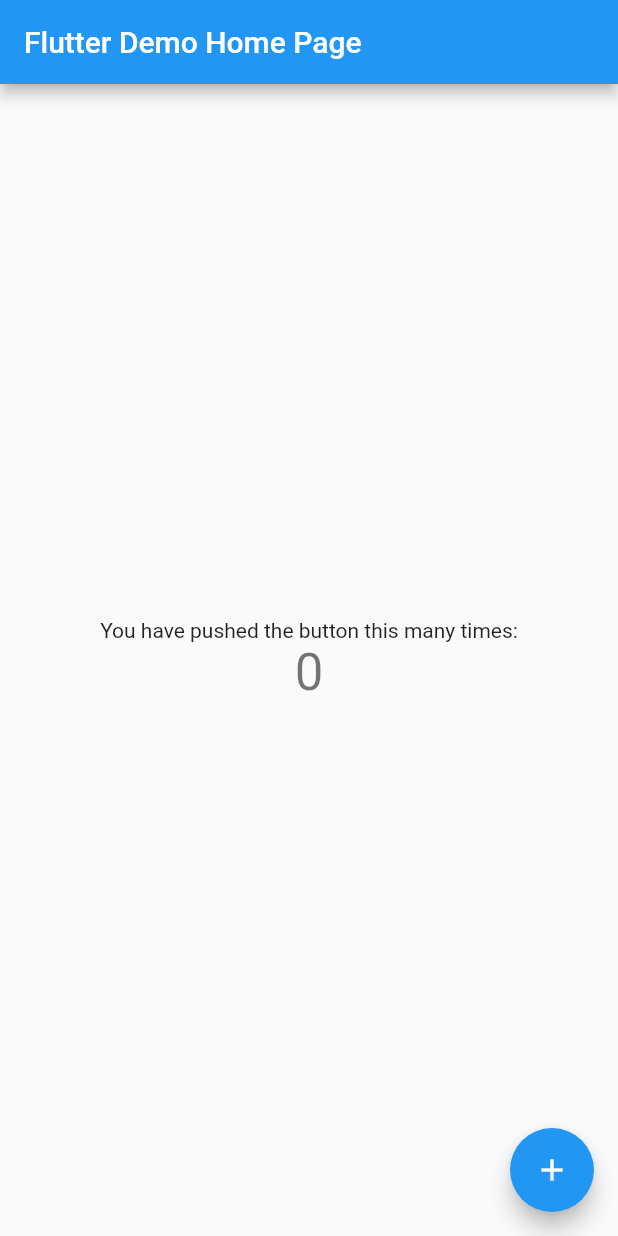
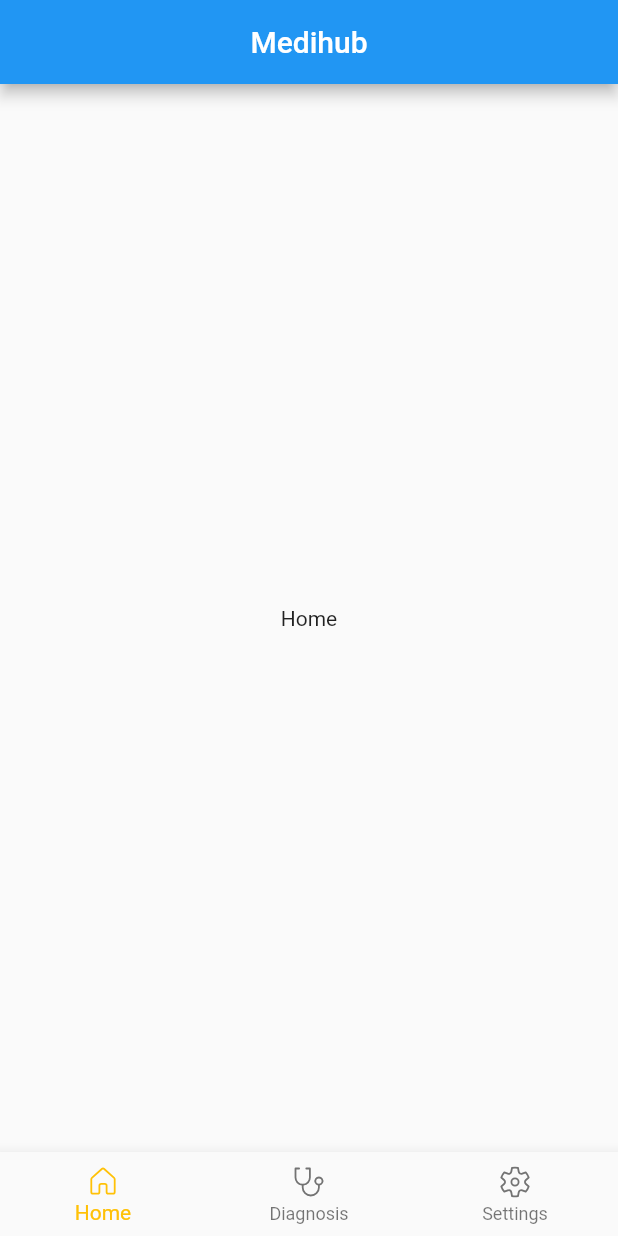
Before and after one commit to ngbede/medihub, a Flutter app: the screen it shows after launch, on a phone screen of 412 x 824 dp. Run offline on Flutter 3.47's test engine with Material 2 defaults, Android fonts, the phone set to English and light mode, and no system bars; our stand-ins replace fluentui_system_icons.

```diff
--- /dev/null
+++ b/lib/layout.dart
@@ -0,0 +1,55 @@
+import 'package:flutter/material.dart';
+import 'package:fluentui_system_icons/fluentui_system_icons.dart';
+import 'package:medihub/screens/home.dart';
+import 'package:medihub/screens/settings.dart';
+import 'package:medihub/screens/diagnosis.dart';
+
+class Layout extends StatefulWidget {
+  @override
+  _LayoutState createState() => _LayoutState();
+}
+
+class _LayoutState extends State<Layout> {
+  int _selectedScreen = 0;
+  List<Widget> _screens = [
+    Home(),
+    Diagnosis(),
+    Settings(),
+  ];
+
+  void onTapChangeScreen(int index) {
+    setState(
+      () {
+        _selectedScreen = index;
+      },
+    );
+  }
+
+  @override
+  Widget build(BuildContext context) {
+    return SafeArea(
+      child: Scaffold(
+        body: _screens.elementAt(_selectedScreen),
+        bottomNavigationBar: BottomNavigationBar(
+          items: <BottomNavigationBarItem>[
+            BottomNavigationBarItem(
+              icon: Icon(FluentIcons.home_20_regular),
+              label: "Home",
+            ),
+            BottomNavigationBarItem(
+              icon: Icon(FluentIcons.stethoscope_20_regular),
+              label: "Diagnosis",
+            ),
+            BottomNavigationBarItem(
+              icon: Icon(FluentIcons.settings_20_regular),
+              label: "Settings",
+            ),
+          ],
+          selectedItemColor: Colors.amber,
+          onTap: onTapChangeScreen,
+          currentIndex: _selectedScreen,
+        ),
+      ),
+    );
+  }
+}
--- a/lib/main.dart
+++ b/lib/main.dart
@@ -1,117 +1,24 @@
 import 'package:flutter/material.dart';
+import 'package:medihub/layout.dart';
 
 void main() {
-  runApp(MyApp());
+  runApp(
+    MyApp(),
+  );
 }
 
 class MyApp extends StatelessWidget {
-  // This widget is the root of your application.
   @override
   Widget build(BuildContext context) {
     return MaterialApp(
-      title: 'Flutter Demo',
-      theme: ThemeData(
-        // This is the theme of your application.
-        //
-        // Try running your application with "flutter run". You'll see the
-        // application has a blue toolbar. Then, without quitting the app, try
-        // changing the primarySwatch below to Colors.green and then invoke
-        // "hot reload" (press "r" in the console where you ran "flutter run",
-        // or simply save your changes to "hot reload" in a Flutter IDE).
-        // Notice that the counter didn't reset back to zero; the application
-        // is not restarted.
-        primarySwatch: Colors.blue,
-        // This makes the visual density adapt to the platform that you run
-        // the app on. For desktop platforms, the controls will be smaller and
-        // closer together (more dense) than on mobile platforms.
-        visualDensity: VisualDensity.adaptivePlatformDensity,
+      home: Scaffold(
+        appBar: AppBar(
+          title: Center(
+            child: Text("Medihub"),
+          ),
+        ),
+        body: Layout(),
       ),
-      home: MyHomePage(title: 'Flutter Demo Home Page'),
     );
   }
 }
-
-class MyHomePage extends StatefulWidget {
-  MyHomePage({Key key, this.title}) : super(key: key);
-
-  // This widget is the home page of your application. It is stateful, meaning
-  // that it has a State object (defined below) that contains fields that affect
-  // how it looks.
-
-  // This class is the configuration for the state. It holds the values (in this
-  // case the title) provided by the parent (in this case the App widget) and
-  // used by the build method of the State. Fields in a Widget subclass are
-  // always marked "final".
-
-  final String title;
-
-  @override
-  _MyHomePageState createState() => _MyHomePageState();
-}
-
-class _MyHomePageState extends State<MyHomePage> {
-  int _counter = 0;
-
-  void _incrementCounter() {
-    setState(() {
-      // This call to setState tells the Flutter framework that something has
-      // changed in this State, which causes it to rerun the build method below
-      // so that the display can reflect the updated values. If we changed
-      // _counter without calling setState(), then the build method would not be
-      // called again, and so nothing would appear to happen.
-      _counter++;
-    });
-  }
-
-  @override
-  Widget build(BuildContext context) {
-    // This method is rerun every time setState is called, for instance as done
-    // by the _incrementCounter method above.
-    //
-    // The Flutter framework has been optimized to make rerunning build methods
-    // fast, so that you can just rebuild anything that needs updating rather
-    // than having to individually change instances of widgets.
-    return Scaffold(
-      appBar: AppBar(
-        // Here we take the value from the MyHomePage object that was created by
-        // the App.build method, and use it to set our appbar title.
-        title: Text(widget.title),
-      ),
-      body: Center(
-        // Center is a layout widget. It takes a single child and positions it
-        // in the middle of the parent.
-        child: Column(
-          // Column is also a layout widget. It takes a list of children and
-          // arranges them vertically. By default, it sizes itself to fit its
-          // children horizontally, and tries to be as tall as its parent.
-          //
-          // Invoke "debug painting" (press "p" in the console, choose the
-          // "Toggle Debug Paint" action from the Flutter Inspector in Android
-          // Studio, or the "Toggle Debug Paint" command in Visual Studio Code)
-          // to see the wireframe for each widget.
-          //
-          // Column has various properties to control how it sizes itself and
-          // how it positions its children. Here we use mainAxisAlignment to
-          // center the children vertically; the main axis here is the vertical
-          // axis because Columns are vertical (the cross axis would be
-          // horizontal).
-          mainAxisAlignment: MainAxisAlignment.center,
-          children: <Widget>[
-            Text(
-              'You have pushed the button this many times:',
-            ),
-            Text(
-              '$_counter',
-              style: Theme.of(context).textTheme.headline4,
-            ),
-          ],
-        ),
-      ),
-      floatingActionButton: FloatingActionButton(
-        onPressed: _incrementCounter,
-        tooltip: 'Increment',
-        child: Icon(Icons.add),
-      ), // This trailing comma makes auto-formatting nicer for build methods.
-    );
-  }
-}
--- /dev/null
+++ b/lib/screens/diagnosis.dart
@@ -0,0 +1,10 @@
+import 'package:flutter/material.dart';
+
+class Diagnosis extends StatelessWidget {
+  @override
+  Widget build(BuildContext context) {
+    return Center(
+      child: Text("Diagnosis"),
+    );
+  }
+}
--- /dev/null
+++ b/lib/screens/home.dart
@@ -0,0 +1,10 @@
+import 'package:flutter/material.dart';
+
+class Home extends StatelessWidget {
+  @override
+  Widget build(BuildContext context) {
+    return Center(
+      child: Text("Home"),
+    );
+  }
+}
--- /dev/null
+++ b/lib/screens/settings.dart
@@ -0,0 +1,10 @@
+import 'package:flutter/material.dart';
+
+class Settings extends StatelessWidget {
+  @override
+  Widget build(BuildContext context) {
+    return Center(
+      child: Text("Settings"),
+    );
+  }
+}
```
Also changed, not shown: pubspec.yaml (+3 -18 lines), 2 other files.
